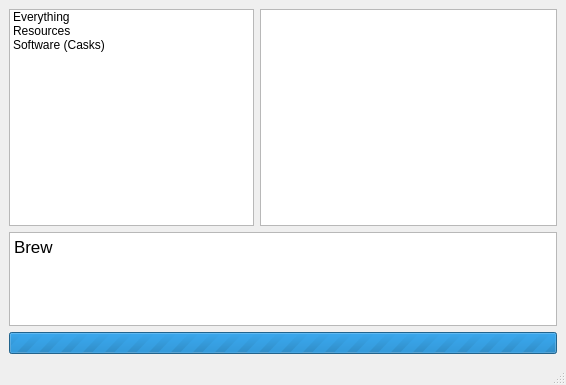
Qt form gui.ui (cagcoach/BrewStore) before a commit.
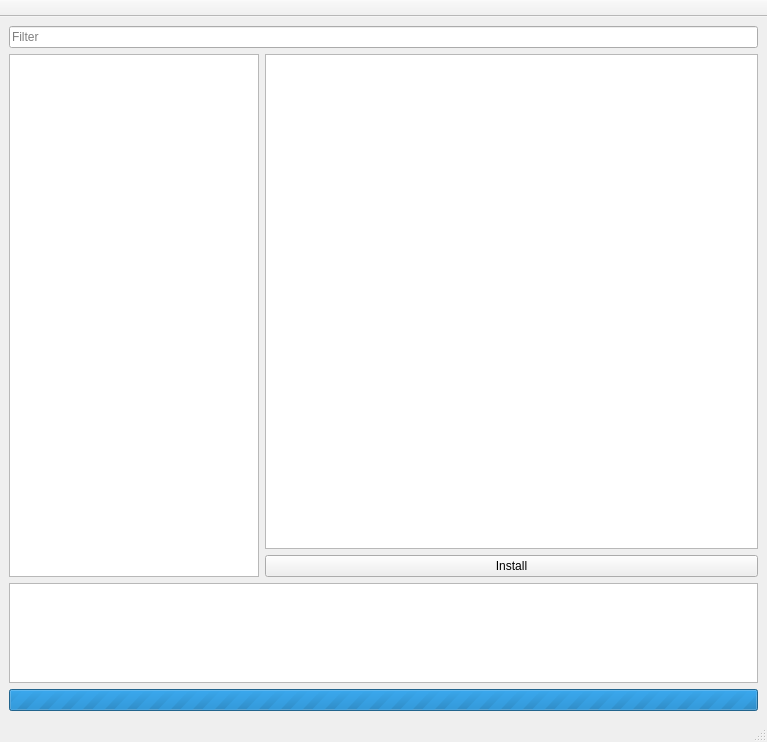
The same form after that commit.

```diff
--- a/gui.ui
+++ b/gui.ui
@@ -6,8 +6,8 @@
    <rect>
     <x>0</x>
     <y>0</y>
-    <width>566</width>
-    <height>385</height>
+    <width>767</width>
+    <height>742</height>
    </rect>
   </property>
   <property name="windowTitle">
@@ -15,38 +15,60 @@
   </property>
   <widget class="QWidget" name="centralwidget">
    <layout class="QVBoxLayout" name="verticalLayout">
+    <item>
+     <widget class="QLineEdit" name="FilterEdit">
+      <property name="placeholderText">
+       <string>Filter</string>
+      </property>
+     </widget>
+    </item>
     <item>
      <layout class="QHBoxLayout" name="horizontalLayout" stretch="0,0">
       <property name="sizeConstraint">
        <enum>QLayout::SetNoConstraint</enum>
       </property>
       <item>
-       <widget class="QListWidget" name="AppCategories">
+       <widget class="QListWidget" name="AppList">
+        <property name="minimumSize">
+         <size>
+          <width>250</width>
+          <height>0</height>
+         </size>
+        </property>
         <property name="maximumSize">
          <size>
-          <width>245</width>
+          <width>250</width>
           <height>16777215</height>
          </size>
         </property>
-        <item>
-         <property name="text">
-          <string>Everything</string>
-         </property>
-        </item>
-        <item>
-         <property name="text">
-          <string>Resources</string>
-         </property>
-        </item>
-        <item>
-         <property name="text">
-          <string>Software (Casks)</string>
-         </property>
-        </item>
+        <property name="iconSize">
+         <size>
+          <width>32</width>
+          <height>32</height>
+         </size>
+        </property>
+        <property name="wordWrap">
+         <bool>true</bool>
+        </property>
        </widget>
       </item>
       <item>
-       <widget class="QListWidget" name="AppList"/>
+       <layout class="QVBoxLayout" name="verticalLayout_2">
+        <item>
+         <widget class="QTextBrowser" name="DescriptionArea">
+          <property name="openExternalLinks">
+           <bool>true</bool>
+          </property>
+         </widget>
+        </item>
+        <item>
+         <widget class="QPushButton" name="InstallButton">
+          <property name="text">
+           <string>Install</string>
+          </property>
+         </widget>
+        </item>
+       </layout>
       </item>
      </layout>
     </item>
@@ -58,7 +80,7 @@
       <property name="maximumSize">
        <size>
         <width>16777215</width>
-        <height>94</height>
+        <height>100</height>
        </size>
       </property>
       <property name="readOnly">
@@ -69,7 +91,7 @@
 &lt;html&gt;&lt;head&gt;&lt;meta name=&quot;qrichtext&quot; content=&quot;1&quot; /&gt;&lt;style type=&quot;text/css&quot;&gt;
 p, li { white-space: pre-wrap; }
 &lt;/style&gt;&lt;/head&gt;&lt;body style=&quot; font-family:'.SF NS Text'; font-size:13pt; font-weight:400; font-style:normal;&quot;&gt;
-&lt;p style=&quot; margin-top:0px; margin-bottom:0px; margin-left:0px; margin-right:0px; -qt-block-indent:0; text-indent:0px;&quot;&gt;Brew&lt;/p&gt;&lt;/body&gt;&lt;/html&gt;</string>
+&lt;p style=&quot;-qt-paragraph-type:empty; margin-top:0px; margin-bottom:0px; margin-left:0px; margin-right:0px; -qt-block-indent:0; text-indent:0px;&quot;&gt;&lt;br /&gt;&lt;/p&gt;&lt;/body&gt;&lt;/html&gt;</string>
       </property>
      </widget>
     </item>
@@ -108,6 +130,26 @@
    </property>
   </widget>
   <widget class="QStatusBar" name="statusbar"/>
+  <widget class="QToolBar" name="toolBar">
+   <property name="enabled">
+    <bool>true</bool>
+   </property>
+   <property name="windowTitle">
+    <string>toolBar</string>
+   </property>
+   <property name="movable">
+    <bool>false</bool>
+   </property>
+   <property name="toolButtonStyle">
+    <enum>Qt::ToolButtonTextUnderIcon</enum>
+   </property>
+   <attribute name="toolBarArea">
+    <enum>TopToolBarArea</enum>
+   </attribute>
+   <attribute name="toolBarBreak">
+    <bool>false</bool>
+   </attribute>
+  </widget>
  </widget>
  <resources/>
  <connections/>
```
Left out of the diff: 2 changed lines with no effect on the pictures.
